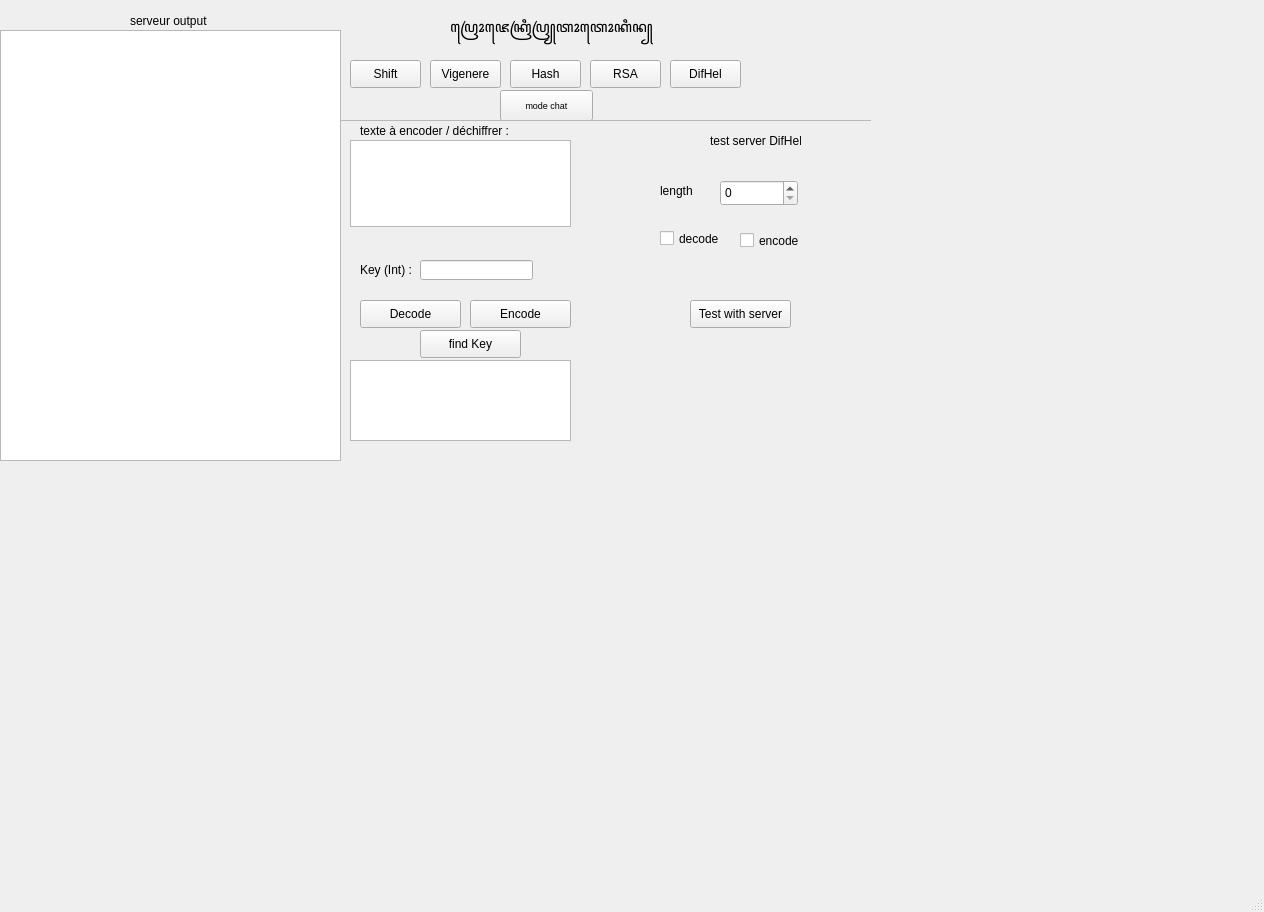
The window that GUI/Gui.ui (Nerolans/CrySec) describes before a commit, drawn with Qt 5.
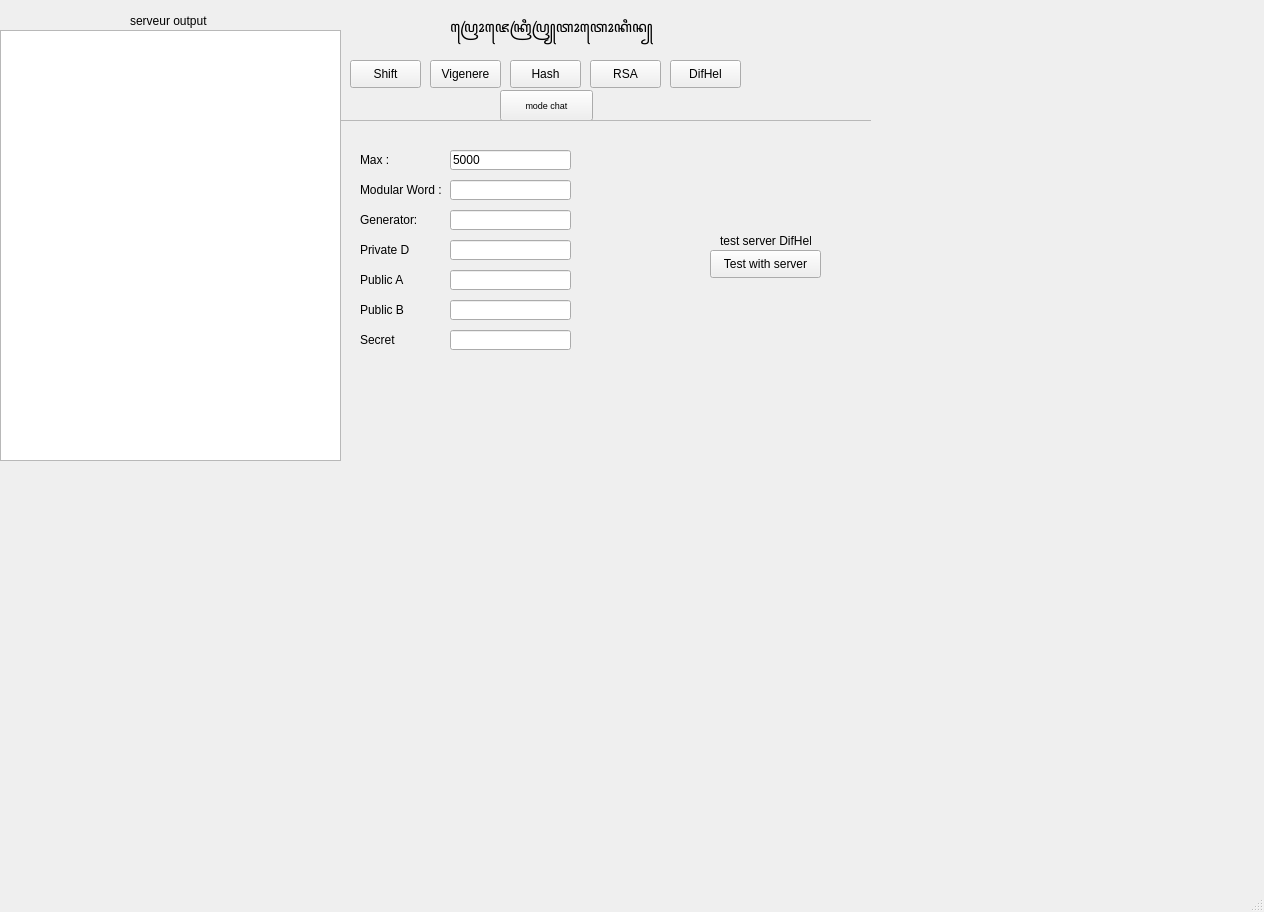
The same window after the commit. The open tabs and pages were chosen to show the change.

Commit message: design diffie-hellman

What changed in the file:
```diff
--- a/GUI/Gui.ui
+++ b/GUI/Gui.ui
@@ -883,58 +883,35 @@
       <widget class="QLineEdit" name="shift_key_3">
        <property name="geometry">
         <rect>
-         <x>80</x>
-         <y>140</y>
-         <width>113</width>
+         <x>110</x>
+         <y>30</y>
+         <width>121</width>
          <height>20</height>
         </rect>
        </property>
-      </widget>
-      <widget class="QPushButton" name="btn_shift_findKey_3">
-       <property name="geometry">
-        <rect>
-         <x>80</x>
-         <y>210</y>
-         <width>101</width>
-         <height>28</height>
-        </rect>
-       </property>
        <property name="text">
-        <string>find Key</string>
-       </property>
-      </widget>
-      <widget class="QPushButton" name="btn_shift_encode_3">
-       <property name="geometry">
-        <rect>
-         <x>130</x>
-         <y>180</y>
-         <width>101</width>
-         <height>28</height>
-        </rect>
-       </property>
-       <property name="text">
-        <string>Encode</string>
+        <string>5000</string>
        </property>
       </widget>
       <widget class="QLabel" name="label_18">
        <property name="geometry">
         <rect>
          <x>20</x>
-         <y>140</y>
+         <y>30</y>
          <width>51</width>
          <height>20</height>
         </rect>
        </property>
        <property name="text">
-        <string>Key (Int) :</string>
+        <string>Max :</string>
        </property>
       </widget>
       <widget class="QPushButton" name="btn_shift_serverTest_3">
        <property name="geometry">
         <rect>
-         <x>350</x>
-         <y>180</y>
-         <width>101</width>
+         <x>370</x>
+         <y>130</y>
+         <width>111</width>
          <height>28</height>
         </rect>
        </property>
@@ -945,8 +922,8 @@
       <widget class="QLabel" name="label_19">
        <property name="geometry">
         <rect>
-         <x>370</x>
-         <y>10</y>
+         <x>380</x>
+         <y>110</y>
          <width>91</width>
          <height>21</height>
         </rect>
@@ -955,99 +932,160 @@
         <string>test server DifHel</string>
        </property>
       </widget>
-      <widget class="QCheckBox" name="shift_encode_3">
-       <property name="geometry">
-        <rect>
-         <x>400</x>
-         <y>110</y>
-         <width>71</width>
-         <height>21</height>
-        </rect>
-       </property>
-       <property name="text">
-        <string>encode</string>
-       </property>
-      </widget>
-      <widget class="QCheckBox" name="shift_decode_3">
-       <property name="geometry">
-        <rect>
-         <x>320</x>
-         <y>110</y>
-         <width>74</width>
-         <height>17</height>
-        </rect>
-       </property>
-       <property name="text">
-        <string>decode</string>
-       </property>
-      </widget>
-      <widget class="QTextEdit" name="difhel_text">
-       <property name="geometry">
-        <rect>
-         <x>10</x>
-         <y>20</y>
-         <width>221</width>
-         <height>87</height>
-        </rect>
-       </property>
-      </widget>
       <widget class="QLabel" name="label_20">
        <property name="geometry">
         <rect>
-         <x>320</x>
+         <x>20</x>
          <y>60</y>
-         <width>41</width>
-         <height>21</height>
+         <width>91</width>
+         <height>20</height>
         </rect>
        </property>
        <property name="text">
-        <string>length</string>
+        <string>Modular Word :</string>
        </property>
       </widget>
-      <widget class="QSpinBox" name="shift_length_3">
+      <widget class="QLabel" name="label_24">
        <property name="geometry">
         <rect>
-         <x>380</x>
-         <y>60</y>
-         <width>78</width>
-         <height>26</height>
+         <x>20</x>
+         <y>90</y>
+         <width>91</width>
+         <height>20</height>
         </rect>
        </property>
+       <property name="text">
+        <string>Generator:</string>
+       </property>
       </widget>
       <widget class="QLabel" name="label_21">
        <property name="geometry">
         <rect>
          <x>20</x>
-         <y>0</y>
-         <width>161</width>
-         <height>21</height>
+         <y>120</y>
+         <width>91</width>
+         <height>20</height>
         </rect>
        </property>
        <property name="text">
-        <string>texte à encoder / déchiffrer :</string>
+        <string>Private D</string>
        </property>
       </widget>
-      <widget class="QTextEdit" name="shift_result_3">
+      <widget class="QLabel" name="label_26">
        <property name="geometry">
         <rect>
-         <x>10</x>
-         <y>240</y>
-         <width>221</width>
-         <height>81</height>
+         <x>20</x>
+         <y>150</y>
+         <width>91</width>
+         <height>20</height>
         </rect>
        </property>
+       <property name="text">
+        <string>Public A</string>
+       </property>
       </widget>
-      <widget class="QPushButton" name="btn_shift_decode_3">
+      <widget class="QLabel" name="label_27">
        <property name="geometry">
         <rect>
          <x>20</x>
          <y>180</y>
-         <width>101</width>
-         <height>28</height>
+         <width>91</width>
+         <height>20</height>
         </rect>
        </property>
        <property name="text">
-        <string>Decode</string>
+        <string>Public B</string>
+       </property>
+      </widget>
+      <widget class="QLineEdit" name="DiffHel_prime">
+       <property name="geometry">
+        <rect>
+         <x>110</x>
+         <y>60</y>
+         <width>121</width>
+         <height>20</height>
+        </rect>
+       </property>
+       <property name="text">
+        <string/>
+       </property>
+      </widget>
+      <widget class="QLineEdit" name="DiffHel_generator">
+       <property name="geometry">
+        <rect>
+         <x>110</x>
+         <y>90</y>
+         <width>121</width>
+         <height>20</height>
+        </rect>
+       </property>
+       <property name="text">
+        <string/>
+       </property>
+      </widget>
+      <widget class="QLineEdit" name="DiffHel_key_private">
+       <property name="geometry">
+        <rect>
+         <x>110</x>
+         <y>120</y>
+         <width>121</width>
+         <height>20</height>
+        </rect>
+       </property>
+       <property name="text">
+        <string/>
+       </property>
+      </widget>
+      <widget class="QLineEdit" name="DiffHel_key_public_a">
+       <property name="geometry">
+        <rect>
+         <x>110</x>
+         <y>150</y>
+         <width>121</width>
+         <height>20</height>
+        </rect>
+       </property>
+       <property name="text">
+        <string/>
+       </property>
+      </widget>
+      <widget class="QLineEdit" name="DiffHel_key_public_b">
+       <property name="geometry">
+        <rect>
+         <x>110</x>
+         <y>180</y>
+         <width>121</width>
+         <height>20</height>
+        </rect>
+       </property>
+       <property name="text">
+        <string/>
+       </property>
+      </widget>
+      <widget class="QLabel" name="label_28">
+       <property name="geometry">
+        <rect>
+         <x>20</x>
+         <y>210</y>
+         <width>91</width>
+         <height>20</height>
+        </rect>
+       </property>
+       <property name="text">
+        <string>Secret</string>
+       </property>
+      </widget>
+      <widget class="QLineEdit" name="DiffHel_secret">
+       <property name="geometry">
+        <rect>
+         <x>110</x>
+         <y>210</y>
+         <width>121</width>
+         <height>20</height>
+        </rect>
+       </property>
+       <property name="text">
+        <string/>
        </property>
       </widget>
      </widget>
```
Left out of the diff: 10 changed lines with no effect on the pictures. The commit also changes 6 other files.
